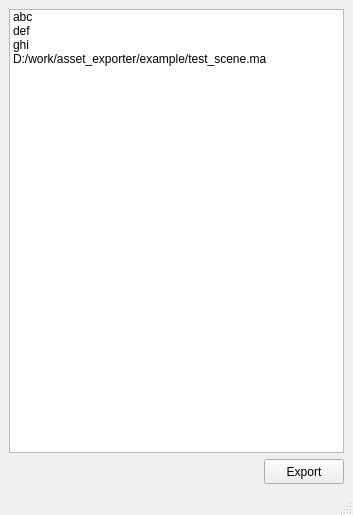
Old version of the form exp_widgets.ui in the repository zclongpop123/asset_exporter.
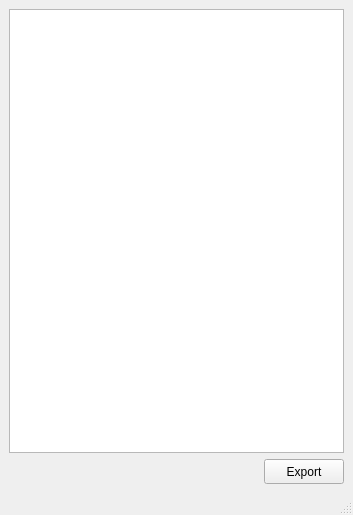
New version of the form.

Commit message: Clean default items...

What changed in the file:
```diff
--- a/exp_widgets.ui
+++ b/exp_widgets.ui
@@ -40,26 +40,6 @@
       <property name="selectionMode">
        <enum>QAbstractItemView::ExtendedSelection</enum>
       </property>
-      <item>
-       <property name="text">
-        <string>abc</string>
-       </property>
-      </item>
-      <item>
-       <property name="text">
-        <string>def</string>
-       </property>
-      </item>
-      <item>
-       <property name="text">
-        <string>ghi</string>
-       </property>
-      </item>
-      <item>
-       <property name="text">
-        <string>D:/work/asset_exporter/example/test_scene.ma</string>
-       </property>
-      </item>
      </widget>
     </item>
     <item>
```
